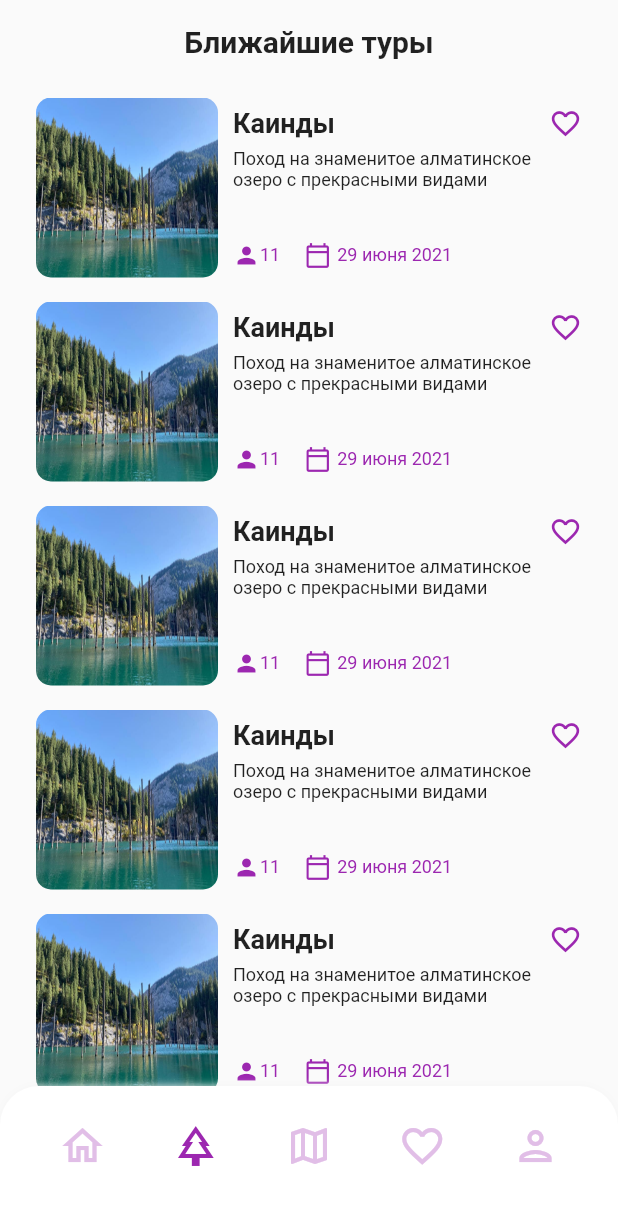
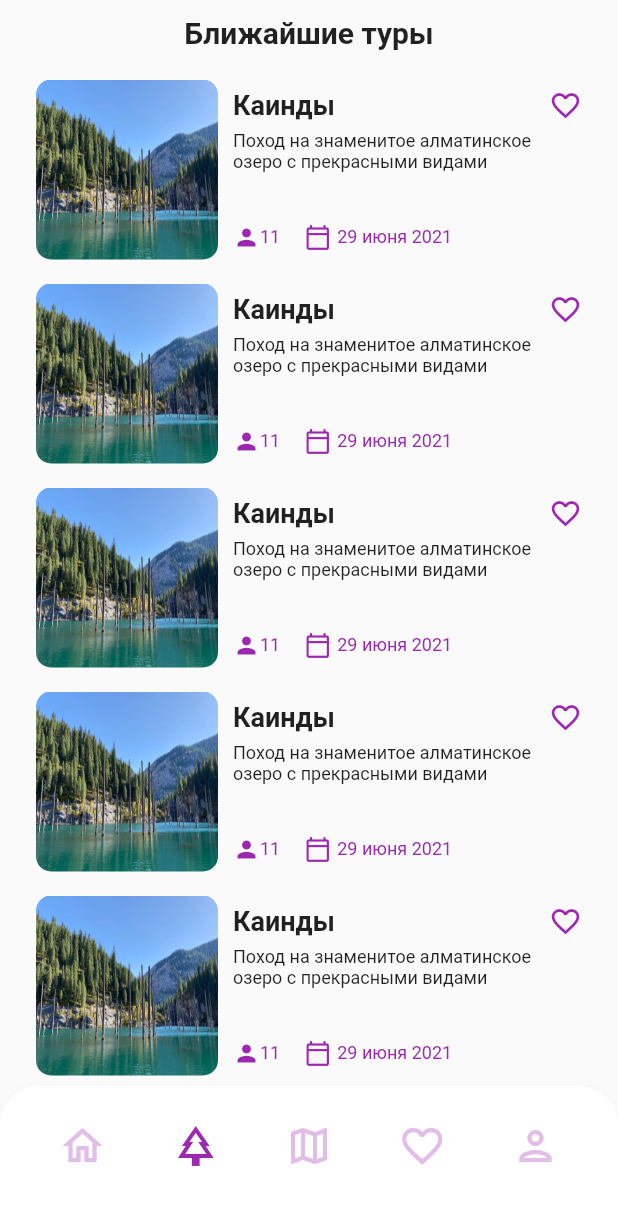
Before and after one commit to Crepiks/demal-mobile, a Flutter app: the MainScreens screen opened directly, item 2 of the bottom bar chosen, on a phone screen of 412 x 824 dp. Shown: the top 1205 px of the screen. Run offline on Flutter 3.47's test engine with Material 2 defaults, Android fonts, the phone set to English and light mode, and no system bars.

Commit message:
fix: change app bar padding

```diff
--- a/lib/screens/main_screen.dart
+++ b/lib/screens/main_screen.dart
@@ -12,7 +12,7 @@ class MainScreens extends StatefulWidget {
 }
 
 class _MainScreensState extends State<MainScreens> {
-  int _selectedIndex = 4;
+  int _selectedIndex = 0;
 
   static TextStyle optionStyle =
       TextStyle(fontSize: 30, fontWeight: FontWeight.bold);
--- a/lib/screens/profile_screen.dart
+++ b/lib/screens/profile_screen.dart
@@ -26,7 +26,7 @@ class _ProfileScreenState extends State<ProfileScreen> {
             Column(
               children: [
                 Padding(
-                  padding: EdgeInsets.only(top: 16),
+                  padding: EdgeInsets.only(top: 10),
                   child: Text(
                     "Профиль",
                     style: TextStyle(
--- a/lib/screens/tours_screen.dart
+++ b/lib/screens/tours_screen.dart
@@ -16,7 +16,7 @@ class _ToursScreenState extends State<ToursScreen> {
         child: Column(
           children: [
             Padding(
-              padding: EdgeInsets.only(top: 16),
+              padding: EdgeInsets.only(top: 10, bottom: 20),
               child: Text(
                 "Ближайшие туры",
                 style: TextStyle(fontSize: 20, fontWeight: FontWeight.w600),
@@ -24,7 +24,7 @@ class _ToursScreenState extends State<ToursScreen> {
             ),
             Expanded(
               child: Padding(
-                  padding: EdgeInsets.only(top: 26, left: 24, right: 24),
+                  padding: EdgeInsets.symmetric(horizontal: 24),
                   child: ListView.builder(
                       itemCount: 10,
                       itemBuilder: (BuildContext context, int index) {
```
